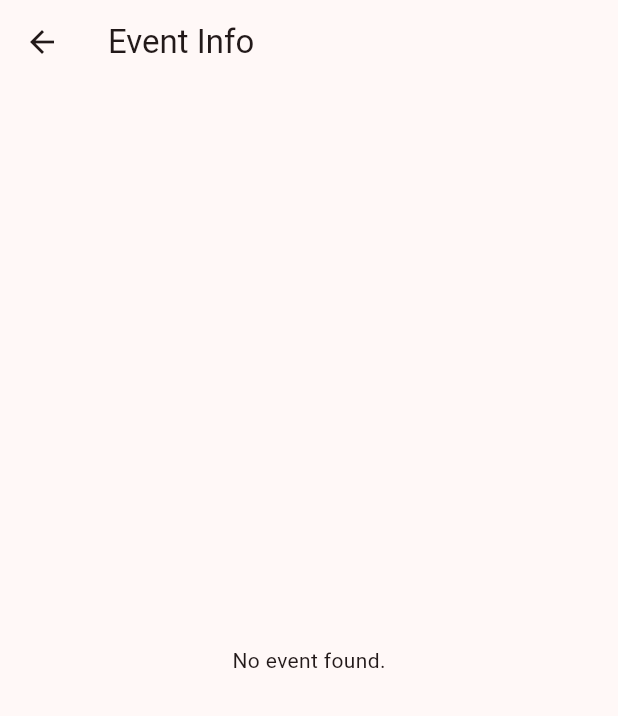
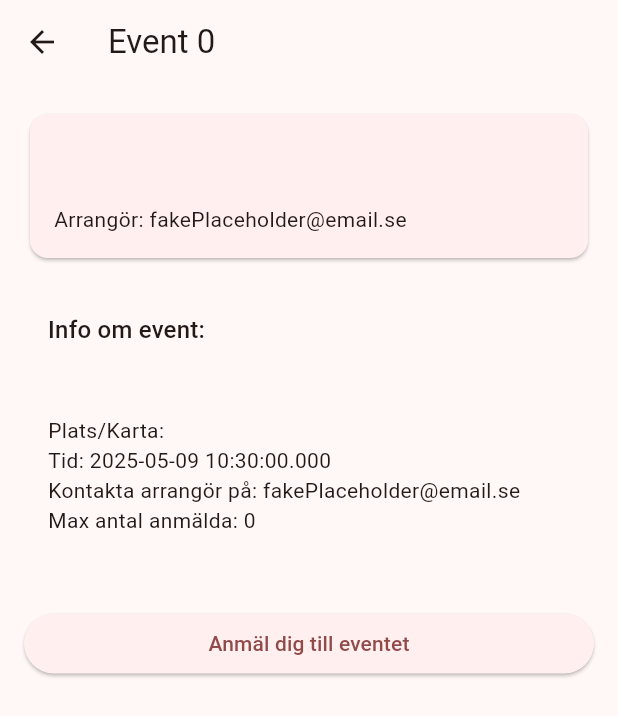
Before and after one commit to tyty93/PVT73, a Flutter app: the EventInfoPage screen opened directly with empty values, on a phone screen of 412 x 824 dp. Shown: the top 716 px of the screen. Run offline on Flutter 3.47's test engine with Material 3 defaults, Android fonts, the phone set to English and light mode, and no system bars; our stand-ins replace firebase_auth, firebase_core, go_router, google_sign_in, sign_in_button; accounts and stored records are empty; network calls fail.

Commit message:
Event detail page

```diff
--- a/lib/data/services/event_service.dart
+++ b/lib/data/services/event_service.dart
@@ -8,10 +8,11 @@ import 'package:intl/intl.dart';
 
 import '../models/event.dart';
 
-// Use http://10.0.2.2:8080 for testing
+// http://10.0.2.2:8080 for testing
+// https://group-3-75.pvt.dsv.su.se for production
 class EventService {
   final http.Client _client;
-  final String _baseUrl = "https://group-3-75.pvt.dsv.su.se/events";
+  final String _baseUrl = "http://10.0.2.2:8080/events";
 
   // Optional parameter http client for mock tests
   EventService({http.Client? client}) : _client = client ?? http.Client();
--- a/lib/data/services/user_service.dart
+++ b/lib/data/services/user_service.dart
@@ -8,7 +8,7 @@ import '../models/user.dart';
 
 class UserService {
   final http.Client _client;
-  final String _baseUrl = "https://group-3-75.pvt.dsv.su.se/users";
+  final String _baseUrl = "http://10.0.2.2:8080/users";
 
   // Optional parameter http client for mock tests
   UserService({http.Client? client}) : _client = client ?? http.Client();
--- a/lib/ui/event/event_card.dart
+++ b/lib/ui/event/event_card.dart
@@ -3,6 +3,11 @@ import 'package:go_router/go_router.dart';
 
 import '../../data/models/event.dart';
 
+
+// todo: Might be problematic to have context.push('/home/event/$eventId', extra: event);
+// todo here because it is tied to the page which uses eventcard, yet here it is hardcoded to home/event
+// todo a solution is to have home/myevent/id, home/participationevent/id for homepage, and event/id for event page
+// todo and then pull that state out of this class into those pages and hardcode the strings frmo there
 class EventCard extends StatelessWidget {
   final Event event;
   final int index;
@@ -27,7 +32,6 @@ class EventCard extends StatelessWidget {
               title: Text(event.name),
               subtitle: Text(event.description),
               trailing: Icon(Icons.info_outline),
-              // todo add information about date, time and participants
               onTap: () {
                 final eventId = event.eventId;
                 context.push('/home/event/$eventId', extra: event);
--- a/lib/ui/event_info/event_info_page.dart
+++ b/lib/ui/event_info/event_info_page.dart
@@ -1,117 +1,84 @@
 import 'package:flutter/material.dart';
+import 'package:go_router/go_router.dart';
 import 'package:provider/provider.dart';
 
+import '../../data/models/event.dart';
 import 'event_info_viewmodel.dart';
 import '../../data/repositories/event_info_repository.dart';
 
-class EventInfoPage extends StatefulWidget {
-  final int eventId;
+// Todo: fix colors (either apply theme colors manually or change from basic Container/Column stuff to more material-like widgets with automaticaally applied pr
+class EventInfoPage extends StatelessWidget {
+  final Event event;
 
-  const EventInfoPage({super.key, required this.eventId});
-
-  @override
-  State<EventInfoPage> createState() => _EventInfoPageState();
-}
-
-class _EventInfoPageState extends State<EventInfoPage> {
-  late Future<void> _initFuture;
-
-  @override
-  void initState() {
-    super.initState();
-
-    final viewModel = EventInfoViewModel(eventRepository: EventInfoRepositoryImpl());
-    _initFuture = viewModel.loadEventInfo(widget.eventId);
-
-    WidgetsBinding.instance.addPostFrameCallback((_) {
-      Provider.of<EventInfoViewModel>(context, listen: false).loadEventInfo(widget.eventId);
-    });
-  }
+  const EventInfoPage({super.key, required this.event});
 
   @override
   Widget build(BuildContext context) {
     return Scaffold(
-    appBar: AppBar(title: const Text('Event Info')),
-    body: FutureBuilder<void>(
-      future: _initFuture,
-      builder: (context, snapshot) {
-        if (snapshot.connectionState == ConnectionState.waiting) {
-          return const Center(child: CircularProgressIndicator());
-        } else if (snapshot.hasError) {
-          return Center(child: Text('Error: ${snapshot.error}'));
-        } else if (snapshot.hasData) {
-          final viewModel = Provider.of<EventInfoViewModel>(context);
-          final event = viewModel.event;
-
-          if (event == null) {
-              return const Center(child: Text("Event not found"));
-          }
-
-          return SingleChildScrollView(
+      appBar: AppBar(
+        leading: IconButton(
+          onPressed: () => context.pop(),
+          icon: const Icon(Icons.arrow_back),
+        ),
+        title: Text('Event ${event.eventId}'),
+      ),
+      body: SingleChildScrollView(
         padding: const EdgeInsets.all(16.0),
         child: Column(
           crossAxisAlignment: CrossAxisAlignment.stretch,
           children: [
+            Card(
+              shape: RoundedRectangleBorder(
+                borderRadius: BorderRadius.circular(12),
+              ),
+              child: Padding(
+                padding: const EdgeInsets.all(16.0),
+                child: Column(
+                  crossAxisAlignment: CrossAxisAlignment.start,
+                  children: [
+                    Text(
+                      event.name,
+                      style: Theme.of(context).textTheme.headlineMedium,
+                    ),
+                    const SizedBox(height: 8),
+                    Text('Arrangör: ${event.getOwnerEmail}'),
+                  ],
+                ),
+              ),
+            ),
+            const SizedBox(height: 16),
             Container(
               padding: const EdgeInsets.all(16),
               decoration: BoxDecoration(
-                    color: Colors.purple[200],
-                    borderRadius: BorderRadius.circular(12),
-                  ),
-
-                  child: Column(
-                    crossAxisAlignment: CrossAxisAlignment.start,
-                    children: [
-                      Text(event.name,
-                          style: Theme.of(context).textTheme.headlineMedium),
-                      const SizedBox(height: 8),
-                      Text('Arrangör: TestOwner'),
-                    ],
-                  ),
-                ),
-
-                const SizedBox(height: 16),
-
-                Container(
-                  padding: const EdgeInsets.all(16),
-                  decoration: BoxDecoration(
-                    color: Colors.purple[200],
                 borderRadius: BorderRadius.circular(12),
               ),
               child: Column(
                 crossAxisAlignment: CrossAxisAlignment.start,
                 children: [
-                      Text('Info om event:',
-                          style: Theme.of(context).textTheme.titleMedium),
+                  Text(
+                    'Info om event:',
+                    style: Theme.of(context).textTheme.titleMedium,
+                  ),
                   const SizedBox(height: 8),
                   Text(event.description),
                   const SizedBox(height: 16),
                   Text('Plats/Karta: ${event.location}'),
                   Text('Tid: ${event.dateTime}'),
-                      //Text('Kontakta arrangör på: example@email.com'),
-                      Text('Kontakta arrangör på: ${event.ownerEmail}'),
+                  Text('Kontakta arrangör på: ${event.getOwnerEmail}'),
                   Text('Max antal anmälda: ${event.maxAttendees}'),
                 ],
               ),
             ),
-
             const SizedBox(height: 32),
-
             ElevatedButton(
               onPressed: () {
-                     //registerParticipation(currentUserId, widget.eventId);
+                // registerParticipation(currentUserId, widget.eventId);
               },
               child: const Text('Anmäl dig till eventet'),
             ),
           ],
         ),
-          );
-        } else {
-          return const Center(child: Text('No event found.'));
-        }
-      },
       ),
     );
   }
-
 }
--- a/lib/ui/event_info/event_info_viewmodel.dart
+++ b/lib/ui/event_info/event_info_viewmodel.dart
@@ -1,21 +1,25 @@
 import 'package:flutter/material.dart';
 
+import '../../data/models/event.dart';
 import '../../data/models/event_info.dart';
 import '../../data/repositories/event_info_repository.dart';
+import '../../data/repositories/event_repository.dart';
 
+// todo: handles one event, exposes registerToEvent(event)
 class EventInfoViewModel extends ChangeNotifier {
-  final EventInfoRepository eventRepository;
+  final EventRepository eventRepository;
 
   EventInfoViewModel({required this.eventRepository});
 
-  EventInfo? _event;
+  Event? _event;
   bool _isLoading = false;
   String? _error;
 
-  EventInfo? get event => _event;
+  Event? get event => _event;
   bool get isLoading => _isLoading;
   String? get error => _error;
 
+  // Might be useful to have this, but then use regular eventRepository
   Future<void> loadEventInfo(int eventId) async {
     _isLoading = true;
     notifyListeners();
```
Lines whose indentation alone changed are shown as unchanged.
